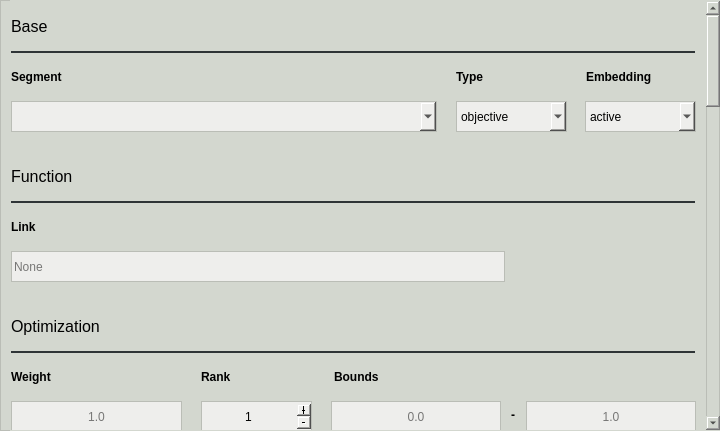
Old version of the form pyanno4rt/gui/designs/components/logistic_regression_ntcp_window.ui in the repository pyanno4rt/pyanno4rt.
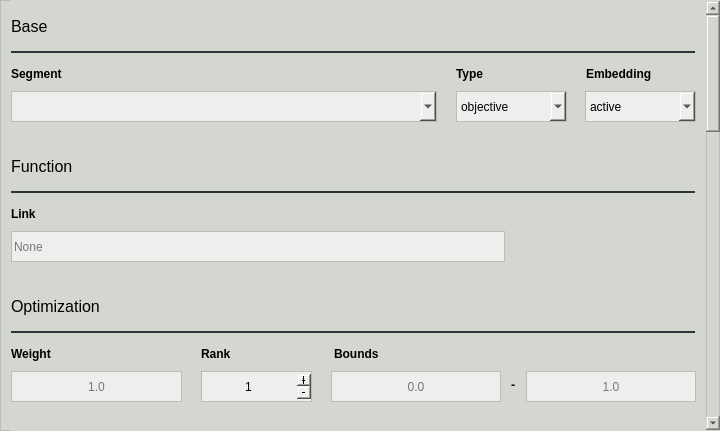
New version of the form. Icons and pictures are not drawn.

```diff
--- a/pyanno4rt/gui/designs/components/logistic_regression_ntcp_window.ui
+++ b/pyanno4rt/gui/designs/components/logistic_regression_ntcp_window.ui
@@ -58,16 +58,16 @@
      <property name="geometry">
       <rect>
        <x>0</x>
-       <y>-1186</y>
+       <y>-524</y>
        <width>690</width>
-       <height>1861</height>
+       <height>1469</height>
       </rect>
      </property>
      <widget class="QComboBox" name="embedding_cbox">
       <property name="geometry">
        <rect>
         <x>574</x>
-        <y>100</y>
+        <y>90</y>
         <width>111</width>
         <height>31</height>
        </rect>
@@ -101,7 +101,7 @@
         <x>0</x>
         <y>60</y>
         <width>431</width>
-        <height>31</height>
+        <height>25</height>
        </rect>
       </property>
       <property name="font">
@@ -123,7 +123,7 @@
         <x>575</x>
         <y>60</y>
         <width>109</width>
-        <height>31</height>
+        <height>25</height>
        </rect>
       </property>
       <property name="font">
@@ -164,7 +164,7 @@
       <property name="geometry">
        <rect>
         <x>445</x>
-        <y>100</y>
+        <y>90</y>
         <width>111</width>
         <height>31</height>
        </rect>
@@ -211,7 +211,7 @@
         <x>445</x>
         <y>60</y>
         <width>111</width>
-        <height>31</height>
+        <height>25</height>
        </rect>
       </property>
       <property name="font">
@@ -272,7 +272,7 @@
       <property name="geometry">
        <rect>
         <x>190</x>
-        <y>400</y>
+        <y>370</y>
         <width>111</width>
         <height>31</height>
        </rect>
@@ -328,7 +328,7 @@
       <property name="geometry">
        <rect>
         <x>0</x>
-        <y>250</y>
+        <y>230</y>
         <width>494</width>
         <height>31</height>
        </rect>
@@ -347,9 +347,9 @@
       <property name="geometry">
        <rect>
         <x>0</x>
-        <y>210</y>
+        <y>200</y>
         <width>494</width>
-        <height>31</height>
+        <height>25</height>
        </rect>
       </property>
       <property name="font">
@@ -369,7 +369,7 @@
       <property name="geometry">
        <rect>
         <x>0</x>
-        <y>160</y>
+        <y>150</y>
         <width>684</width>
         <height>31</height>
        </rect>
@@ -390,9 +390,9 @@
       <property name="geometry">
        <rect>
         <x>323</x>
-        <y>360</y>
+        <y>340</y>
         <width>364</width>
-        <height>31</height>
+        <height>25</height>
        </rect>
       </property>
       <property name="font">
@@ -433,9 +433,9 @@
       <property name="geometry">
        <rect>
         <x>0</x>
-        <y>360</y>
+        <y>340</y>
         <width>171</width>
-        <height>31</height>
+        <height>25</height>
        </rect>
       </property>
       <property name="font">
@@ -477,7 +477,7 @@
       <property name="geometry">
        <rect>
         <x>0</x>
-        <y>200</y>
+        <y>190</y>
         <width>684</width>
         <height>2</height>
        </rect>
@@ -490,7 +490,7 @@
       <property name="geometry">
        <rect>
         <x>494</x>
-        <y>405</y>
+        <y>375</y>
         <width>16</width>
         <height>17</height>
        </rect>
@@ -515,7 +515,7 @@
       <property name="geometry">
        <rect>
         <x>0</x>
-        <y>310</y>
+        <y>290</y>
         <width>684</width>
         <height>31</height>
        </rect>
@@ -536,9 +536,9 @@
       <property name="geometry">
        <rect>
         <x>190</x>
-        <y>360</y>
+        <y>340</y>
         <width>111</width>
-        <height>31</height>
+        <height>25</height>
        </rect>
       </property>
       <property name="font">
@@ -558,7 +558,7 @@
       <property name="geometry">
        <rect>
         <x>515</x>
-        <y>400</y>
+        <y>370</y>
         <width>170</width>
         <height>31</height>
        </rect>
@@ -580,7 +580,7 @@
       <property name="geometry">
        <rect>
         <x>0</x>
-        <y>400</y>
+        <y>370</y>
         <width>171</width>
         <height>31</height>
        </rect>
@@ -638,7 +638,7 @@
       <property name="geometry">
        <rect>
         <x>0</x>
-        <y>350</y>
+        <y>330</y>
         <width>684</width>
         <height>2</height>
        </rect>
@@ -651,7 +651,7 @@
       <property name="geometry">
        <rect>
         <x>320</x>
-        <y>400</y>
+        <y>370</y>
         <width>170</width>
         <height>31</height>
        </rect>
@@ -2089,7 +2089,7 @@
       <property name="geometry">
        <rect>
         <x>0</x>
-        <y>100</y>
+        <y>90</y>
         <width>426</width>
         <height>31</height>
        </rect>
```
Left out of the diff: 671 changed lines with no effect on the pictures.
